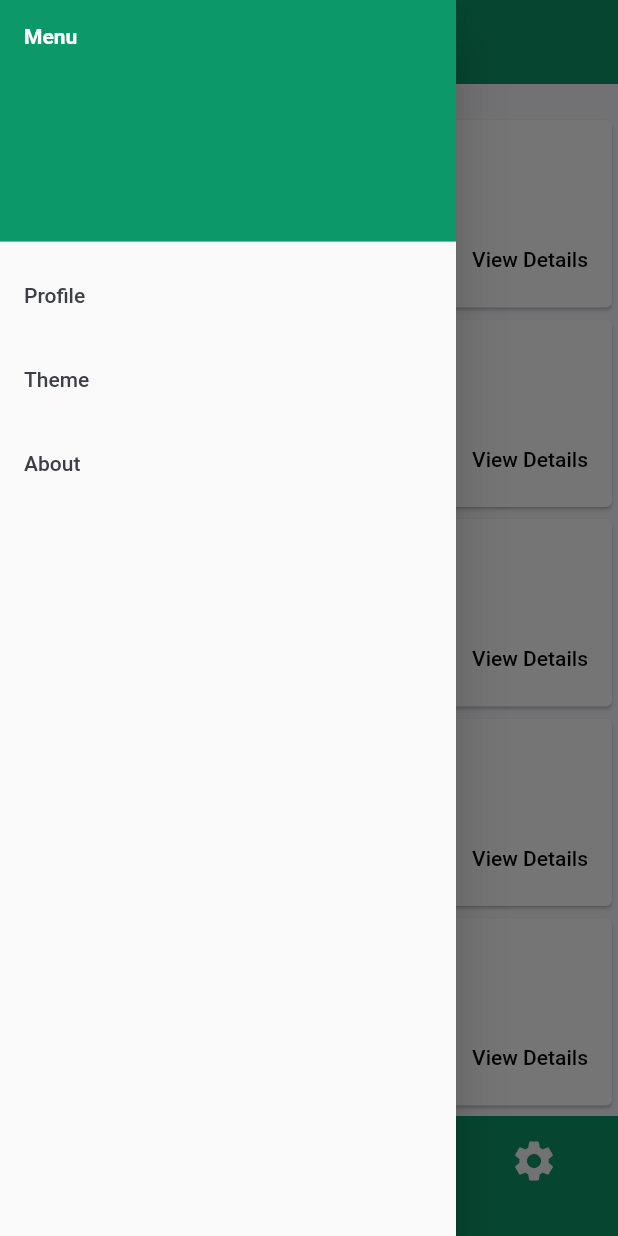
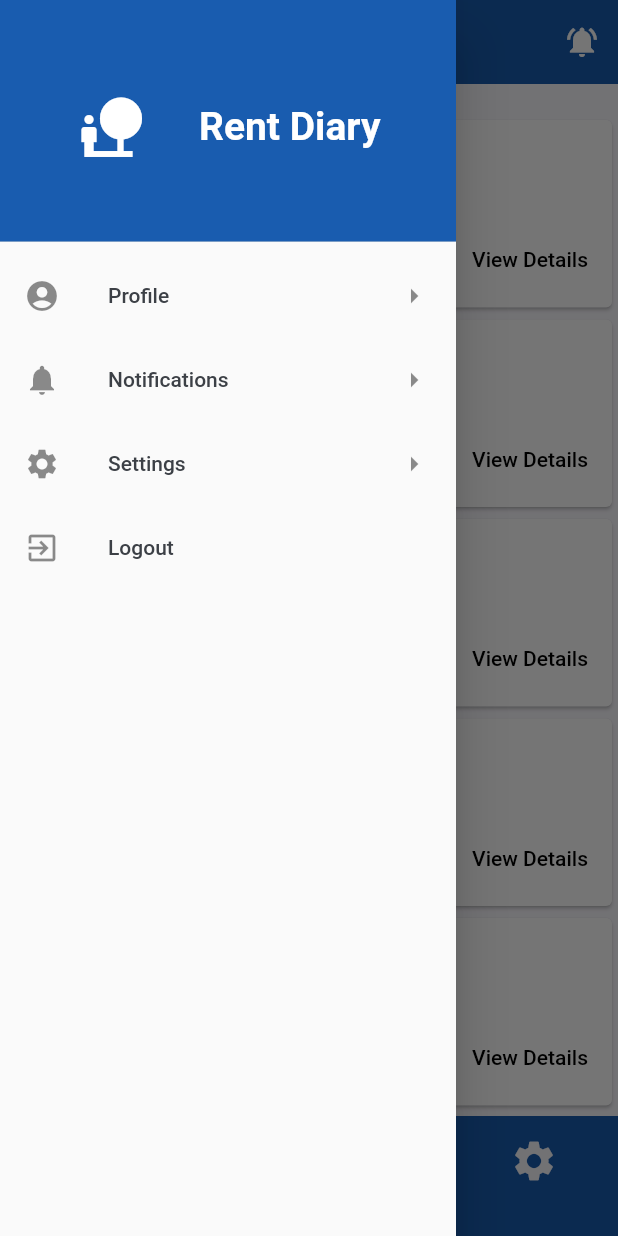
Before and after one commit to praneethr86/rentdiary, a Flutter app: the screen it shows after launch, with the side drawer open, on a phone screen of 412 x 824 dp. Run offline on Flutter 3.47's test engine with Material 2 defaults, Android fonts, the phone set to English and light mode, and no system bars.

Commit message:
Edit BottomNavBar icons Edit Drawer options to final requirements Edit color theme of app Edit AppBar to add icon and action for notifications

```diff
--- a/lib/components/bottom_nav_bar.dart
+++ b/lib/components/bottom_nav_bar.dart
@@ -16,8 +16,8 @@ class BottomNavBar extends StatelessWidget {
           mainAxisAlignment: MainAxisAlignment.spaceBetween,
           children: [
             Icon(Icons.account_balance, color: kBackgroundColor, size: 32),
-            Icon(Icons.pie_chart, color: kBackgroundColor, size: 32),
-            Icon(Icons.people, color: kBackgroundColor, size: 32),
+            Icon(Icons.assessment, color: kBackgroundColor, size: 32),
+            // Icon(Icons.people, color: kBackgroundColor, size: 32),
             Icon(Icons.settings, color: kBackgroundColor, size: 32),
           ],
         ));
--- a/lib/components/drawer.dart
+++ b/lib/components/drawer.dart
@@ -12,25 +12,47 @@ class DrawerWidget extends StatelessWidget {
     return Drawer(
       child: ListView(children: [
         DrawerHeader(
-          child: Text('Menu',
-              style:
-                  TextStyle(color: Colors.white, fontWeight: FontWeight.bold)),
+          child: Row(
+            mainAxisAlignment: MainAxisAlignment.spaceEvenly,
+            children: [
+              Icon(Icons.nature_people, size: 48, color: Colors.white),
+              Text('Rent Diary',
+                  style: TextStyle(
+                    color: Colors.white,
+                    fontSize: 26,
+                    fontWeight: FontWeight.bold,
+                  )),
+            ],
+          ),
           decoration: BoxDecoration(color: kPrimaryColor),
         ),
         ListTile(
+          leading: Icon(Icons.account_circle),
           title: Text('Profile'),
           onTap: () {
             Navigator.pop(context);
           },
+          trailing: Icon(Icons.arrow_right),
         ),
         ListTile(
-          title: Text('Theme'),
+          leading: Icon(Icons.notifications),
+          title: Text('Notifications'),
           onTap: () {
             Navigator.pop(context);
           },
+          trailing: Icon(Icons.arrow_right),
         ),
         ListTile(
-          title: Text('About'),
+          leading: Icon(Icons.settings),
+          title: Text('Settings'),
+          onTap: () {
+            Navigator.pop(context);
+          },
+          trailing: Icon(Icons.arrow_right),
+        ),
+        ListTile(
+          leading: Icon(Icons.exit_to_app),
+          title: Text('Logout'),
           onTap: () {
             Navigator.pop(context);
           },
--- a/lib/constants.dart
+++ b/lib/constants.dart
@@ -1,12 +1,10 @@
 import 'package:flutter/material.dart';
 
 //colors that we use in the app
-const kPrimaryColor = Color(0xFF0C9869);
+// const kPrimaryColor = Color(0xFF0C9869);// green
+const kPrimaryColor = Color(0xFF195CAF); //blue
+// const kPrimaryColor = Color(0xFF704531); //brown
 const kTextColor = Color(0XFF3C4046);
 const kBackgroundColor = Color(0XFFF9F8FD);
 
-// const kPrimaryColor = Colors.lightBlue;
-// const kTextColor = Colors.lightBlue;
-// const kBackgroundColor = Colors.white;
-
 const double kDefaultPadding = 20.0;
--- a/lib/screens/home/home_screen.dart
+++ b/lib/screens/home/home_screen.dart
@@ -9,18 +9,32 @@ class HomeScreen extends StatelessWidget {
   Widget build(BuildContext context) {
     return Scaffold(
       drawer: DrawerWidget(),
-      appBar: buildAppBar(),
+      appBar: buildAppBar(context),
       body: Body(),
       bottomNavigationBar: BottomNavBar(),
     );
   }
 
-  AppBar buildAppBar() {
+  AppBar buildAppBar(BuildContext context) {
     return AppBar(
       elevation: 0,
-      title: Text('Rent Diary',
-          style: TextStyle(
-              color: Colors.white, fontWeight: FontWeight.bold, fontSize: 24)),
+      title: Row(
+        mainAxisAlignment: MainAxisAlignment.center,
+        children: [
+          Icon(Icons.nature_people, size: 24, color: Colors.white),
+          Text(
+            '\tRent Diary',
+            style: TextStyle(
+                color: Colors.white, fontWeight: FontWeight.bold, fontSize: 24),
+          ),
+        ],
+      ),
+      actions: [
+        IconButton(
+          icon: Icon(Icons.notifications_active, color: Colors.white),
+          onPressed: () {},
+        ),
+      ],
     );
   }
 }
--- a/lib/screens/propdetails/components/body.dart
+++ b/lib/screens/propdetails/components/body.dart
@@ -14,7 +14,7 @@ class Body extends StatelessWidget {
           TenantButtonRow(),
           Divider(),
           TransactionTable(),
-          // Container(), // Button
+          // Container(), // Button to add transaction
         ],
       ),
     );
```
